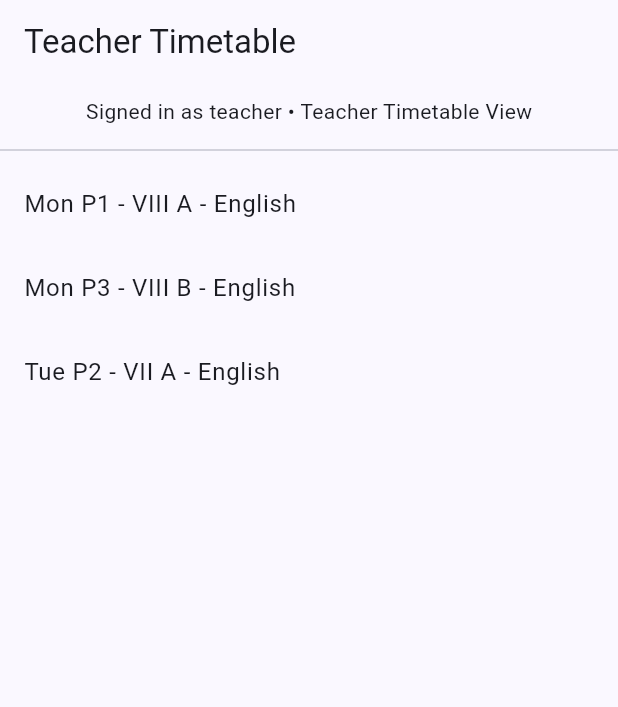
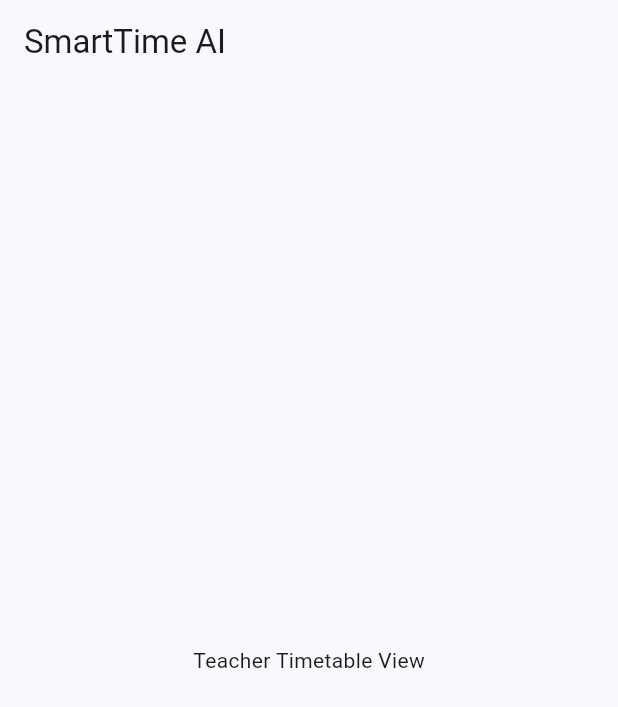
Before and after one commit to Abhishekchhetri020/smarttime-ai, a Flutter app: the screen it shows once a user with an empty profile is signed in, on a phone screen of 412 x 824 dp. Shown: the top 707 px of the screen. Run offline on Flutter 3.47's test engine with Material 3 defaults, Android fonts, the phone set to English and light mode, and no system bars; our stand-ins replace cloud_firestore, firebase_auth; accounts and stored records are empty.

Commit message:
Phase 3 progress: publish/latest timetable APIs, tests, and role-based Android screens

```diff
--- a/android-app/flutter_app/lib/features/auth/auth_gate.dart
+++ b/android-app/flutter_app/lib/features/auth/auth_gate.dart
@@ -1,5 +1,6 @@
 import 'package:firebase_auth/firebase_auth.dart';
 import 'package:flutter/material.dart';
+import '../timetable/role_screens.dart';
 
 class AuthGate extends StatelessWidget {
   const AuthGate({super.key});
@@ -21,15 +22,19 @@ class AuthGate extends StatelessWidget {
           builder: (context, tokenSnap) {
             if (!tokenSnap.hasData) return const Center(child: CircularProgressIndicator());
             final role = tokenSnap.data!.claims?['role']?.toString() ?? 'teacher';
-            final screen = switch (role) {
-              'super_admin' => 'Super Admin Console',
-              'incharge' => 'Timetable In-Charge Console',
-              'teacher' => 'Teacher Timetable View',
-              'student' => 'Student Timetable View',
-              'parent' => 'Parent Timetable View',
-              _ => 'Teacher Timetable View',
-            };
-            return Center(child: Text('Signed in as $role • $screen'));
+            switch (role) {
+              case 'super_admin':
+                return const SuperAdminScreen();
+              case 'incharge':
+                return const InchargeScreen();
+              case 'student':
+                return const StudentScreen();
+              case 'parent':
+                return const ParentScreen();
+              case 'teacher':
+              default:
+                return const TeacherScreen();
+            }
           },
         );
       },
--- a/android-app/flutter_app/lib/main.dart
+++ b/android-app/flutter_app/lib/main.dart
@@ -16,39 +16,19 @@ class SmartTimeApp extends StatelessWidget {
         colorScheme: ColorScheme.fromSeed(seedColor: const Color(0xFF0B3D91)),
         useMaterial3: true,
       ),
-      home: const TeacherTimetableScreen(),
+      home: const AppHomeScreen(),
     );
   }
 }
 
-class TeacherTimetableScreen extends StatelessWidget {
-  const TeacherTimetableScreen({super.key});
+class AppHomeScreen extends StatelessWidget {
+  const AppHomeScreen({super.key});
 
   @override
   Widget build(BuildContext context) {
-    final demoRows = const [
-      'Mon P1 - VIII A - English',
-      'Mon P3 - VIII B - English',
-      'Tue P2 - VII A - English',
-    ];
-
     return Scaffold(
-      appBar: AppBar(title: const Text('Teacher Timetable')),
-      body: Column(
-        children: [
-          const Padding(
-            padding: EdgeInsets.all(8.0),
-            child: AuthGate(),
-          ),
-          const Divider(),
-          Expanded(
-            child: ListView.builder(
-              itemCount: demoRows.length,
-              itemBuilder: (context, i) => ListTile(title: Text(demoRows[i])),
-            ),
-          ),
-        ],
-      ),
+      appBar: AppBar(title: const Text('SmartTime AI')),
+      body: const Center(child: AuthGate()),
     );
   }
 }
```
Also changed, not shown: android-app/flutter_app/lib/features/timetable/role_screens.dart (added, +31 -0 lines), 4 other files.
